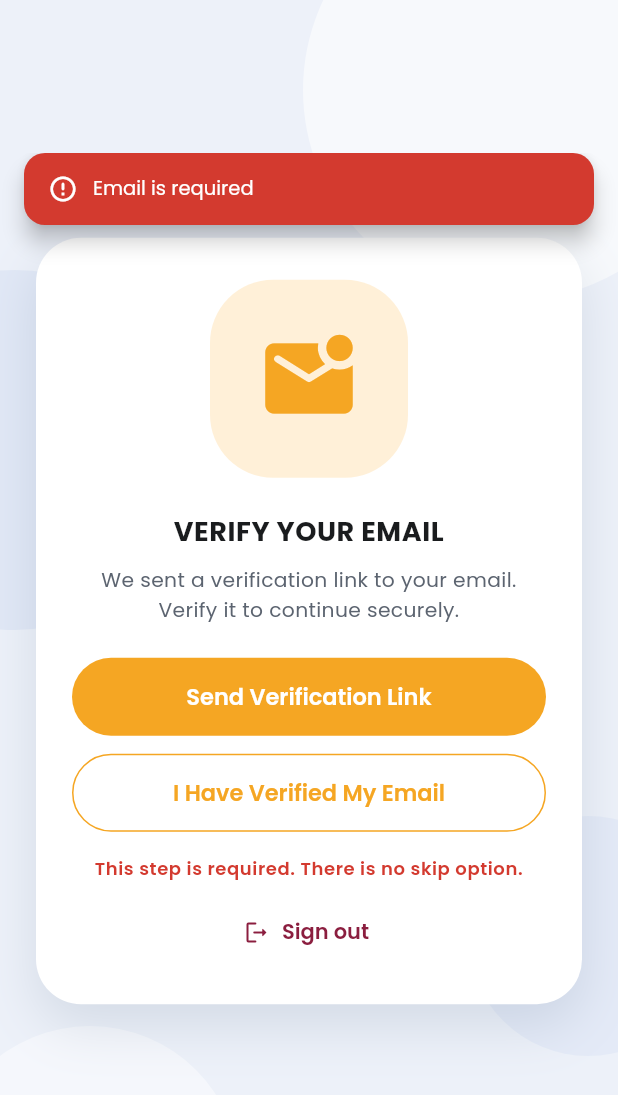
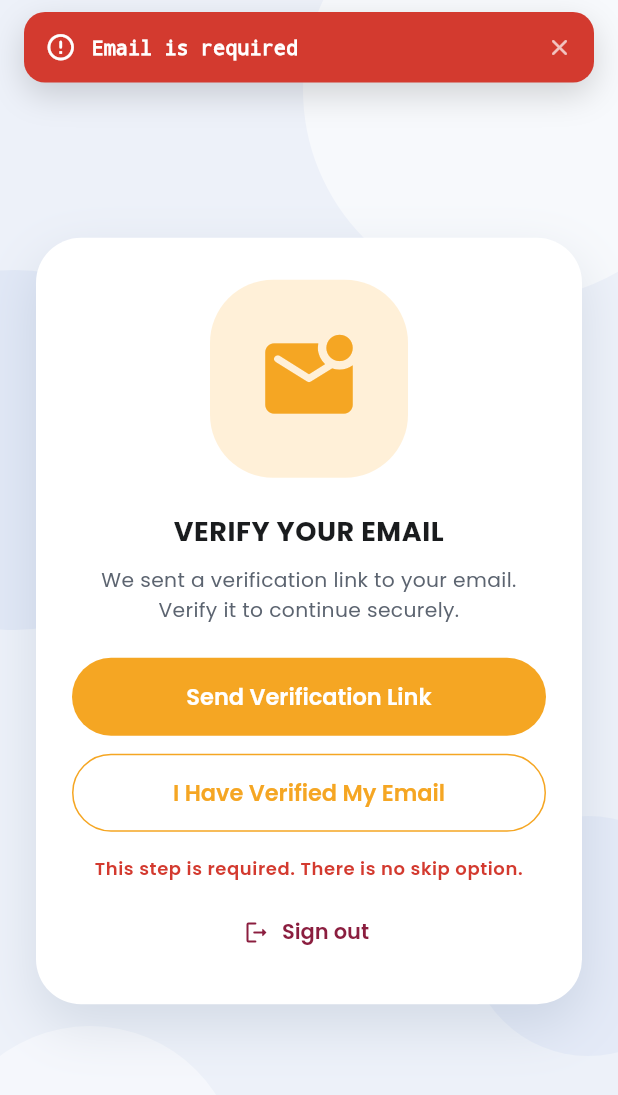
Before and after one commit to HomieTal/au-exam-fee-student, a Flutter app: the EmailVerificationScreen screen opened directly with empty values, after a tap on "Send Verification Link", on a phone screen of 412 x 824 dp. Shown: the top 1095 px of the screen. Run offline on Flutter 3.47's test engine with Material 3 defaults, Android fonts, the light colour scheme and no system bars; our stand-ins replace cached_network_image, cloud_firestore, connectivity_plus, firebase_auth, firebase_core, firebase_messaging and 4 more; missing offline and left inert: workmanager; accounts and stored records are empty; network calls fail.

Commit message:
toasts: replace keyboard-avoidant SnackBars with top overlay toasts (ported from admin app) — error messages are now visible while the keyboard is open

```diff
--- /dev/null
+++ b/lib/utils/app_toast.dart
@@ -0,0 +1,162 @@
+import 'dart:async';
+
+import 'package:flutter/material.dart';
+
+import 'theme.dart';
+
+/// Top-anchored notification panel that slides down from under the app bar
+/// and auto-dismisses. Rendered as a root overlay entry, so it stays visible
+/// above the keyboard — unlike SnackBars, which the keyboard pushes
+/// off-screen.
+class AppToast {
+  AppToast._();
+
+  static OverlayEntry? _active;
+  static Timer? _timer;
+
+  /// [error] shows red, [success] green, otherwise AU maroon.
+  static void show(
+    BuildContext context,
+    String message, {
+    bool error = false,
+    bool success = false,
+  }) {
+    final color = error
+        ? AppTheme.errorColor
+        : success
+            ? AppTheme.successColor
+            : AppTheme.primaryColor;
+    final icon = error
+        ? Icons.error_outline_rounded
+        : success
+            ? Icons.check_circle_outline_rounded
+            : Icons.info_outline_rounded;
+
+    _timer?.cancel();
+    _active?.remove();
+    _active = null;
+
+    late final OverlayEntry entry;
+    entry = OverlayEntry(
+      builder: (context) => _TopToast(
+        message: message,
+        color: color,
+        icon: icon,
+        onDismiss: () {
+          _timer?.cancel();
+          if (_active == entry) _active = null;
+          entry.remove();
+        },
+      ),
+    );
+
+    _active = entry;
+    Overlay.of(context, rootOverlay: true).insert(entry);
+    _timer = Timer(const Duration(seconds: 3), () {
+      if (_active == entry) {
+        _active = null;
+        entry.remove();
+      }
+    });
+  }
+}
+
+class _TopToast extends StatefulWidget {
+  final String message;
+  final Color color;
+  final IconData icon;
+  final VoidCallback onDismiss;
+
+  const _TopToast({
+    required this.message,
+    required this.color,
+    required this.icon,
+    required this.onDismiss,
+  });
+
+  @override
+  State<_TopToast> createState() => _TopToastState();
+}
+
+class _TopToastState extends State<_TopToast>
+    with SingleTickerProviderStateMixin {
+  late final AnimationController _controller;
+  late final Animation<Offset> _slide;
+
+  @override
+  void initState() {
+    super.initState();
+    _controller = AnimationController(
+      vsync: this,
+      duration: const Duration(milliseconds: 320),
+    );
+    _slide = Tween<Offset>(
+      begin: const Offset(0, -1.4),
+      end: Offset.zero,
+    ).animate(CurvedAnimation(parent: _controller, curve: Curves.easeOutBack));
+    _controller.forward();
+
+    Timer(const Duration(milliseconds: 2500), () {
+      if (mounted) _controller.reverse();
+    });
+  }
+
+  @override
+  void dispose() {
+    _controller.dispose();
+    super.dispose();
+  }
+
+  @override
+  Widget build(BuildContext context) {
+    return Positioned(
+      top: 0,
+      left: 0,
+      right: 0,
+      child: SafeArea(
+        bottom: false,
+        child: SlideTransition(
+          position: _slide,
+          child: Container(
+            margin: const EdgeInsets.fromLTRB(16, 8, 16, 0),
+            padding: const EdgeInsets.symmetric(horizontal: 14, vertical: 13),
+            decoration: BoxDecoration(
+              color: widget.color,
+              borderRadius: BorderRadius.circular(14),
+              boxShadow: const [
+                BoxShadow(
+                  color: Color(0x28000000),
+                  blurRadius: 18,
+                  offset: Offset(0, 8),
+                ),
+              ],
+            ),
+            child: Row(
+              children: [
+                Icon(widget.icon, color: Colors.white, size: 21),
+                const SizedBox(width: 10),
+                Expanded(
+                  child: Text(
+                    widget.message,
+                    style: const TextStyle(
+                      fontSize: 13.5,
+                      fontWeight: FontWeight.w700,
+                      color: Colors.white,
+                      height: 1.3,
+                      decoration: TextDecoration.none,
+                    ),
+                  ),
+                ),
+                GestureDetector(
+                  onTap: widget.onDismiss,
+                  child: const Icon(Icons.close_rounded,
+                      size: 18, color: Colors.white70),
+                ),
+              ],
+            ),
+          ),
+        ),
+      ),
+    );
+  }
+}
--- a/lib/utils/notifications.dart
+++ b/lib/utils/notifications.dart
@@ -1,11 +1,12 @@
 import 'package:flutter/material.dart';
 
-import 'theme.dart';
+import 'app_toast.dart';
 
 /// Top-floating, branded notifications used across the app.
 ///
-/// Snackbars slide in near the top of the screen (below the status bar) and
-/// are themed: maroon for neutral, red for errors, green for success.
+/// Delegates to [AppToast], whose overlay entries render above the keyboard
+/// — error toasts shown while typing stay visible instead of being pushed
+/// off-screen by the input view.
 class AppNotifications {
   AppNotifications._();
 
@@ -15,48 +16,6 @@ class AppNotifications {
     bool error = false,
     bool success = false,
   }) {
-    final height = MediaQuery.of(context).size.height;
-    final color = error
-        ? AppTheme.errorColor
-        : success
-            ? AppTheme.successColor
-            : AppTheme.primaryColor;
-    final icon = error
-        ? Icons.error_outline_rounded
-        : success
-            ? Icons.check_circle_outline_rounded
-            : Icons.info_outline_rounded;
-
-    ScaffoldMessenger.of(context)
-      ..clearSnackBars()
-      ..showSnackBar(
-        SnackBar(
-          elevation: 6,
-          behavior: SnackBarBehavior.floating,
-          backgroundColor: color,
-          // Push the floating snackbar to the top of the screen.
-          margin: EdgeInsets.fromLTRB(16, 0, 16, height - 150),
-          shape:
-              RoundedRectangleBorder(borderRadius: BorderRadius.circular(14)),
-          duration: const Duration(seconds: 3),
-          content: Row(
-            children: [
-              Icon(icon, color: Colors.white, size: 20),
-              const SizedBox(width: 10),
-              Expanded(
-                child: Text(
-                  message,
-                  style: const TextStyle(
-                    fontFamily: 'Poppins',
-                    fontSize: 13,
-                    color: Colors.white,
-                    height: 1.4,
-                  ),
-                ),
-              ),
-            ],
-          ),
-        ),
-      );
+    AppToast.show(context, message, error: error, success: success);
   }
 }
```
